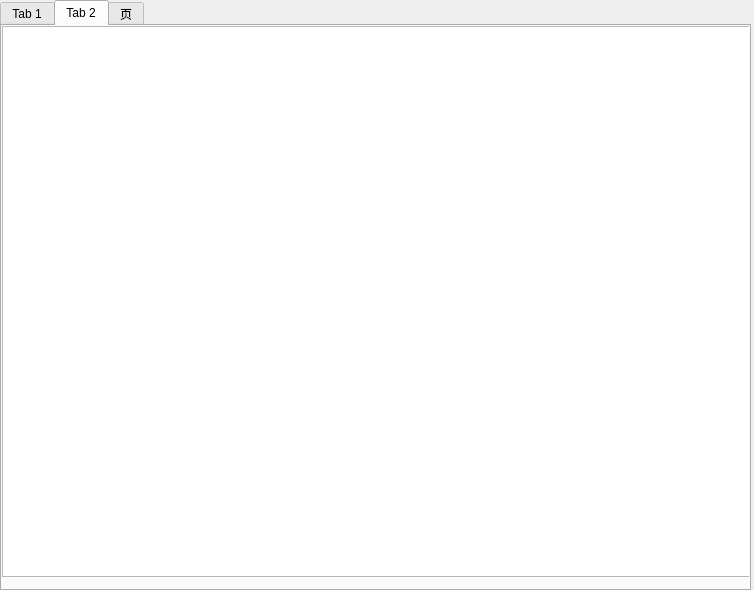
Old version of the form netmanager/report.ui in the repository zhangjiacheng1991/netmanager.
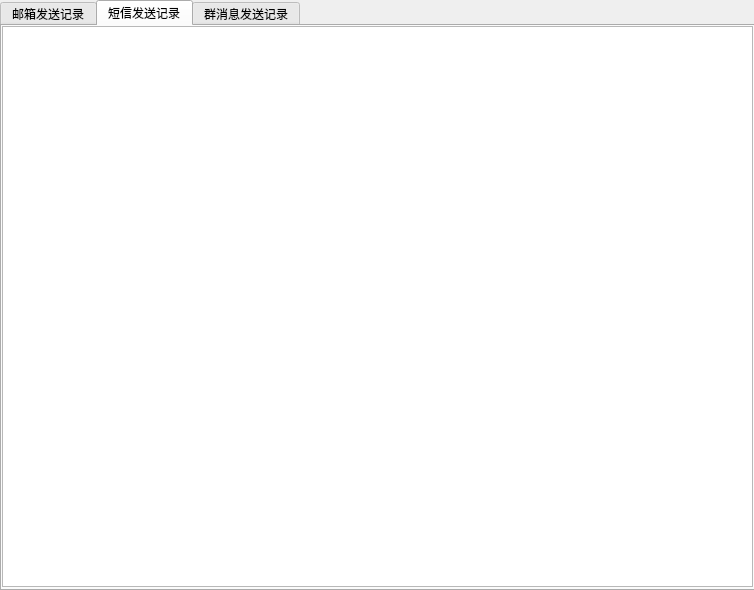
New version of the form. The open tabs and pages were chosen to show the change.

Patch:
```diff
--- a/netmanager/report.ui
+++ b/netmanager/report.ui
@@ -24,7 +24,7 @@
     <rect>
      <x>0</x>
      <y>0</y>
-     <width>751</width>
+     <width>761</width>
      <height>591</height>
     </rect>
    </property>
@@ -33,7 +33,7 @@
    </property>
    <widget class="QWidget" name="eMail">
     <attribute name="title">
-     <string>Tab 1</string>
+     <string>邮箱发送记录</string>
     </attribute>
     <widget class="QListView" name="listView">
      <property name="geometry">
@@ -48,7 +48,7 @@
    </widget>
    <widget class="QWidget" name="msg">
     <attribute name="title">
-     <string>Tab 2</string>
+     <string>短信发送记录</string>
     </attribute>
     <widget class="QListView" name="listView_2">
      <property name="geometry">
@@ -56,14 +56,14 @@
        <x>0</x>
        <y>0</y>
        <width>751</width>
-       <height>551</height>
+       <height>561</height>
       </rect>
      </property>
     </widget>
    </widget>
    <widget class="QWidget" name="group">
     <attribute name="title">
-     <string>页</string>
+     <string>群消息发送记录</string>
     </attribute>
     <widget class="QListView" name="listView_3">
      <property name="geometry">
```
Left out of the diff: 4 changed lines with no effect on the pictures.
